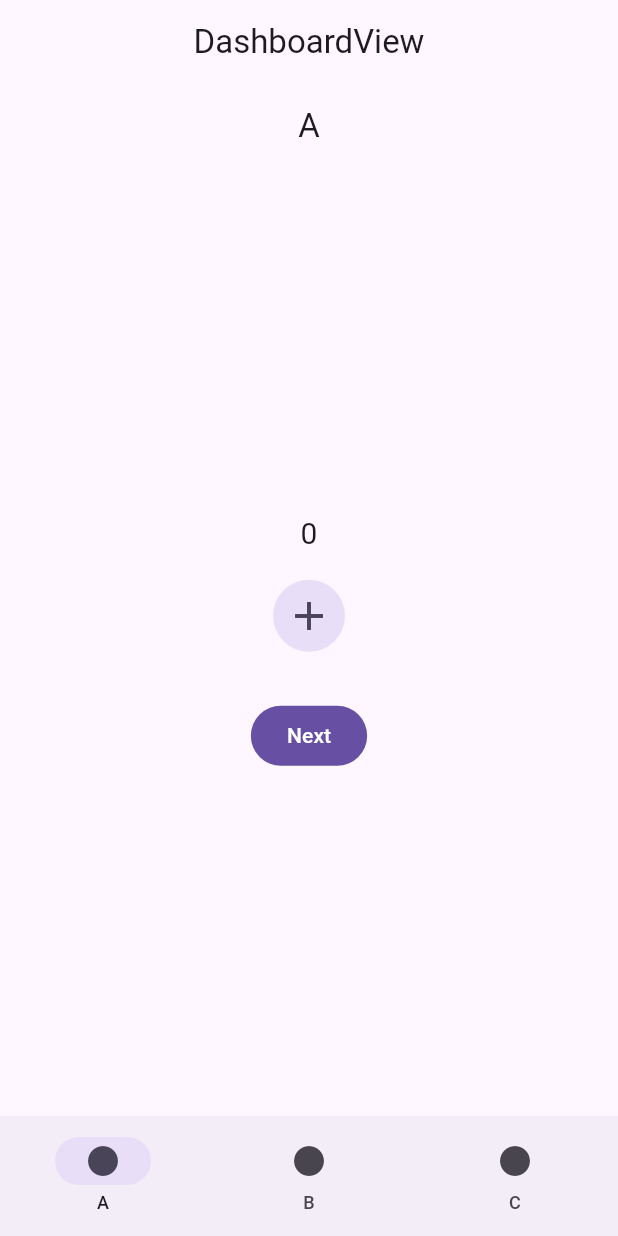
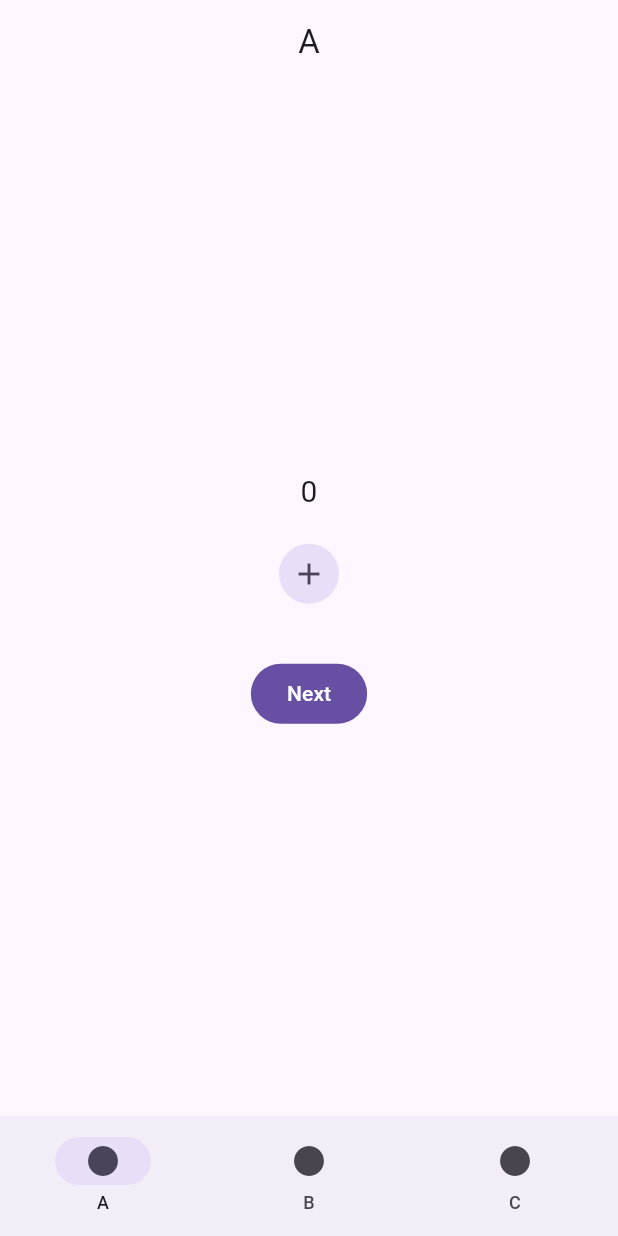
Before and after one commit to knottx/flutter-web-example, a Flutter app: the screen it shows after launch, on a phone screen of 412 x 824 dp. Run offline on Flutter 3.47's test engine with Material 3 defaults, Android fonts, the phone set to English and light mode, and no system bars; our stand-ins replace get.

Commit message:
update dashboard

```diff
--- a/lib/app/global_widgets/normal_body.dart
+++ b/lib/app/global_widgets/normal_body.dart
@@ -28,7 +28,6 @@ class NormalBody extends StatelessWidget {
           const SizedBox(height: 16),
           IconButton.filledTonal(
             onPressed: increment,
-            iconSize: 32,
             icon: const Icon(Icons.add),
           ),
           const SizedBox(height: 32),
--- a/lib/app/modules/dashboard/views/dashboard_view.dart
+++ b/lib/app/modules/dashboard/views/dashboard_view.dart
@@ -10,10 +10,6 @@ class DashboardView extends GetView<DashboardController> {
   @override
   Widget build(BuildContext context) {
     return Scaffold(
-      appBar: AppBar(
-        title: const Text('DashboardView'),
-        centerTitle: true,
-      ),
       body: Obx(() {
         return IndexedStack(
           index: controller.index.value,
```
Also changed, not shown: 3 other files.
